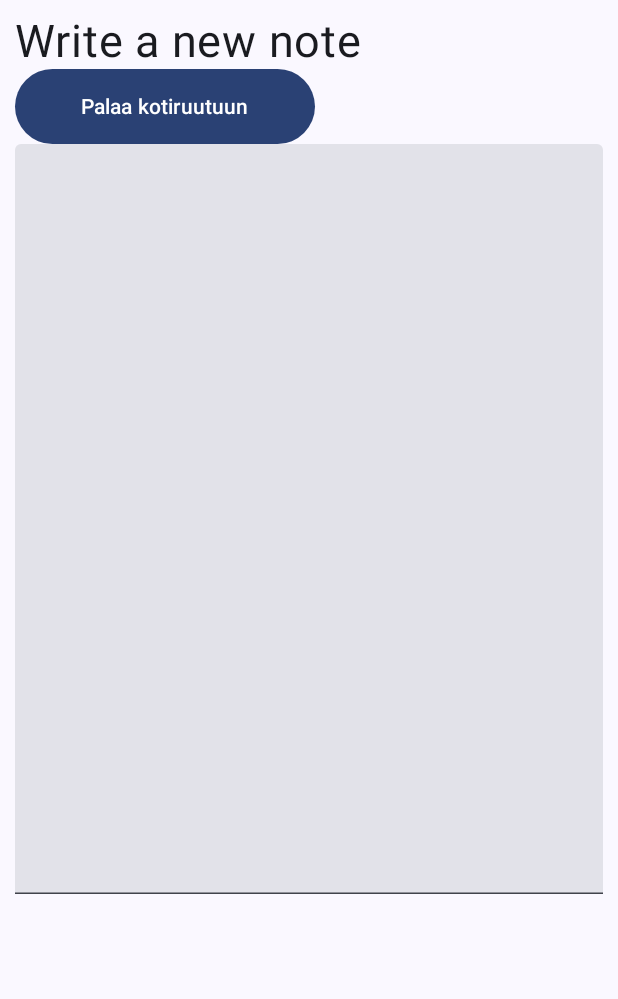
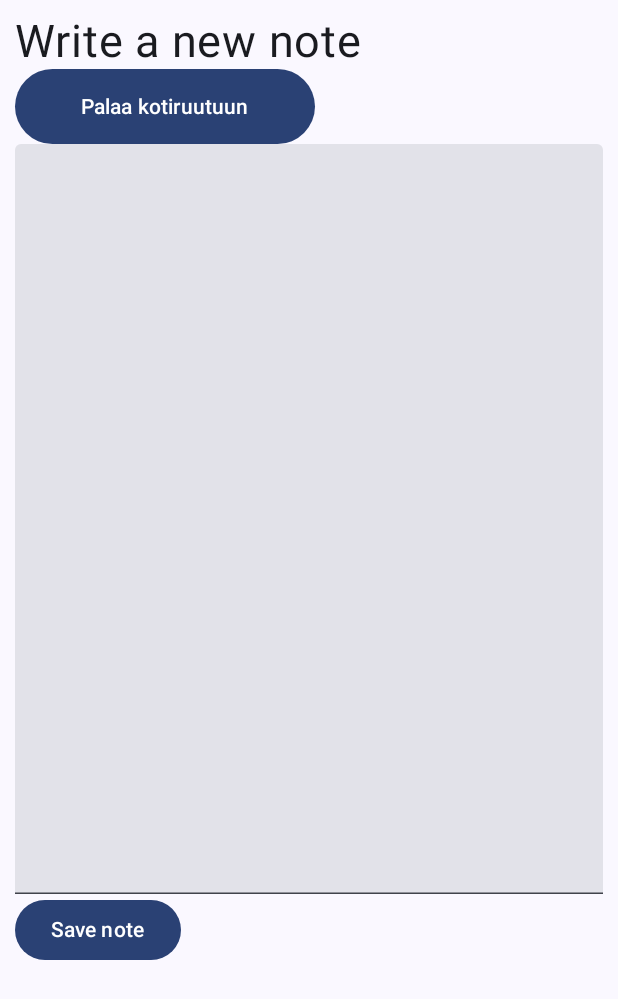
Before and after one commit to akseliahonpera/mobcomp25, an Android app built with Jetpack Compose: the screen it shows after launch (MainActivity), after a tap on "Write a note", on a phone screen of 412 x 824 dp. Shown: the top 999 px of the screen. Run offline under Robolectric (Android 15) with nearby library versions, the phone set to English and light mode, and no system bars; our stand-ins replace Room's generated code.

Commit message:
jotaki vitun jännää tapahtu

```diff
--- a/mobcomp25/app/src/main/java/com/example/mobcomp25/MainActivity.kt
+++ b/mobcomp25/app/src/main/java/com/example/mobcomp25/MainActivity.kt
@@ -10,18 +10,11 @@ import androidx.compose.material3.Text
 import androidx.compose.runtime.Composable
 import androidx.compose.ui.Modifier
 import androidx.compose.ui.tooling.preview.Preview
+import com.example.mobcomp25.data.DataBaseHost
 import com.example.mobcomp25.ui.screens.Home
 import com.example.mobcomp25.ui.screens.Navigation
 import com.example.mobcomp25.ui.theme.Mobcomp25Theme
-/*
-Requirements
-At least one custom image (1p)
-At least 2 different styles of text (1p)
-Scrolling and enough visual elements to need it (1p)
-At least one clickable element that creates a visible change (2p)
 
-
- */
 class MainActivity : ComponentActivity() {
     override fun onCreate(savedInstanceState: Bundle?) {
         super.onCreate(savedInstanceState)
@@ -32,7 +25,15 @@ class MainActivity : ComponentActivity() {
                     modifier = Modifier.fillMaxSize(),
                     color = MaterialTheme.colorScheme.background
                 ) {
-                    Navigation()
+                    if(this==null){
+                        System.out.println("contexti on nulli");
+                    }
+                    val db = DataBaseHost.getDataBase(this) // testi1
+                    if(db==null){
+                        System.out.println("db on nulli");
+                    }
+
+                    Navigation(db) //pass db as parameter
                 }
             }
         }
--- /dev/null
+++ b/mobcomp25/app/src/main/java/com/example/mobcomp25/data/AppDatabase.kt
@@ -0,0 +1,9 @@
+package com.example.mobcomp25.data
+
+import androidx.room.Database
+import androidx.room.RoomDatabase
+
+@Database(entities = [Note::class], version = 1)
+abstract class AppDatabase : RoomDatabase(){
+    abstract fun noteDao():NotesDao
+}
--- /dev/null
+++ b/mobcomp25/app/src/main/java/com/example/mobcomp25/data/DataBaseHost.kt
@@ -0,0 +1,37 @@
+package com.example.mobcomp25.data
+
+import android.content.Context
+import androidx.room.Room
+import kotlinx.coroutines.CoroutineScope
+import kotlinx.coroutines.Dispatchers
+import kotlinx.coroutines.InternalCoroutinesApi
+import kotlinx.coroutines.internal.synchronized
+import kotlinx.coroutines.internal.synchronizedImpl
+import kotlinx.coroutines.launch
+import kotlinx.coroutines.withContext
+
+object DataBaseHost {
+
+    private var dbInstance: AppDatabase? = null
+
+
+    @OptIn(InternalCoroutinesApi::class)
+    fun getDataBase(context: Context): AppDatabase {
+            if (dbInstance == null) {
+                System.out.println("iis datapase1");
+                synchronized(this) {
+                    dbInstance = Room.databaseBuilder(
+                        context,
+                        AppDatabase::class.java, "NoteDB"
+                    ).build()
+                    if(dbInstance==null){
+                        println("dbInstance oli nulli");
+                    }
+
+                }
+            }
+
+        System.out.println("iis datapase2");
+        return dbInstance!!
+    }
+}
--- a/mobcomp25/app/src/main/java/com/example/mobcomp25/data/Note.kt
+++ b/mobcomp25/app/src/main/java/com/example/mobcomp25/data/Note.kt
@@ -7,6 +7,6 @@ import androidx.room.PrimaryKey
 
 @Entity(tableName = "notes")
 data class Note(
-    @PrimaryKey val id: Int,
+    @PrimaryKey(autoGenerate = true) val id: Int = 0,
     @ColumnInfo(name = "note_contents") val noteContents: String?
 )
--- a/mobcomp25/app/src/main/java/com/example/mobcomp25/data/NotesDao.kt
+++ b/mobcomp25/app/src/main/java/com/example/mobcomp25/data/NotesDao.kt
@@ -1,10 +1,20 @@
 package com.example.mobcomp25.data
 
+import androidx.room.Dao
+import androidx.room.Delete
+import androidx.room.Insert
+import androidx.room.OnConflictStrategy
 import androidx.room.Query
+import kotlinx.coroutines.flow.Flow
 
+@Dao
 interface NotesDao {
     @Query("SELECT * FROM notes")
-    fun getAll(): List<Note>
+    fun getAll(): Flow<List<Note>> //päästään esittään nämä home ruudussa
 
-    @Query()
+    @Insert(onConflict = OnConflictStrategy.REPLACE)
+    suspend fun insertNote(note:Note)
+
+    @Delete
+    suspend fun delete(note:Note)
 }
--- /dev/null
+++ b/mobcomp25/app/src/main/java/com/example/mobcomp25/data/NotesRepository.kt
@@ -0,0 +1,11 @@
+package com.example.mobcomp25.data
+
+import kotlinx.coroutines.flow.Flow
+
+interface NotesRepository {
+    fun getAllNotesStream(): Flow<List<Note>> //suspend fun??????
+
+    suspend fun insertNote(note: Note)
+
+    suspend fun deleteNote(note:Note)
+}
--- /dev/null
+++ b/mobcomp25/app/src/main/java/com/example/mobcomp25/data/OfflineNotesRepository.kt
@@ -0,0 +1,12 @@
+package com.example.mobcomp25.data
+
+import kotlinx.coroutines.flow.Flow
+
+class OfflineNotesRepository(private val noteDao:NotesDao):NotesRepository {
+
+    override fun getAllNotesStream(): Flow<List<Note>> =noteDao.getAll()//suspend fun??????
+
+    override suspend fun insertNote(note: Note)=noteDao.insertNote(note)
+
+    override suspend fun deleteNote(note: Note) = noteDao.delete(note)
+}
--- a/mobcomp25/app/src/main/java/com/example/mobcomp25/ui/screens/Home.kt
+++ b/mobcomp25/app/src/main/java/com/example/mobcomp25/ui/screens/Home.kt
@@ -40,11 +40,12 @@ import androidx.compose.ui.unit.dp
 import androidx.compose.ui.unit.sp
 import androidx.navigation.NavController
 import com.example.mobcomp25.R
+import com.example.mobcomp25.data.AppDatabase
 import java.time.format.TextStyle
 
 
 @Composable
-fun Home(navController:NavController){
+fun Home(navController:NavController, db:AppDatabase){
 
 Column (
     horizontalAlignment = Alignment.CenterHorizontally,
@@ -83,72 +84,6 @@ Column (
             .background(color = Color.LightGray)
     ){
 
-        item{
-            Text(text = "Esine1")
-        }
-        item{
-            Text(text = "Esine1")
-        }
-        item {
-            Text(text = "Esine1")
-        }
-        item {
-            Text(text = "Esine1")
-        }
-        item {
-            Text(text = "Esine1")
-        }
-        item {
-            Text(text = "Esine1")
-        }
-        item {
-            Text(text = "Esine1")
-        }
-        item {
-            Text(text = "Esine1")
-        }
-        item {
-            Text(text = "Esine1")
-        }
-        item {
-            Text(text = "Esine1")
-        }
-        item {
-            Text(text = "Esine1")
-        }
-        item {
-            Text(text = "Esine1")
-        }
-        item {
-            Text(text = "Esine1")
-        }
-        item {
-            Text(text = "Esine1")
-        }
-        item {
-            Text(text = "Esine1")
-        }
-        item {
-            Text(text = "Esine1")
-        }
-        item {
-            Text(text = "Esine1")
-        }
-        item {
-            Text(text = "Esine1")
-        }
-        item {
-            Text(text = "Esine1")
-        }
-        item {
-            Text(text = "Esine1")
-        }
-        item {
-            Text(text = "Esine1")
-        }
-        item {
-            Text(text = "Esine1")
-        }
 
 
     }
--- a/mobcomp25/app/src/main/java/com/example/mobcomp25/ui/screens/Navigation.kt
+++ b/mobcomp25/app/src/main/java/com/example/mobcomp25/ui/screens/Navigation.kt
@@ -1,21 +1,41 @@
 package com.example.mobcomp25.ui.screens
 
+import android.content.Context
 import androidx.compose.runtime.Composable
 import androidx.navigation.compose.NavHost
 import androidx.navigation.compose.composable
 import androidx.navigation.compose.rememberNavController
+import com.example.mobcomp25.data.AppDatabase
+import com.example.mobcomp25.data.DataBaseHost
 
 
 @Composable
-fun  Navigation() {
+fun  Navigation(db: AppDatabase) {
     val navController = rememberNavController()
 
     NavHost(navController = navController, startDestination = "home"){
         composable("home") {
-            Home(navController)
+            Home(navController, db)
         }
         composable("newNote") {
-            NewNote(navController)
+            NewNote(navController, db)
         }
     }
 }
+
+
+/* Varmuuskopsu
+@Composable
+fun  Navigation(context: Context) {
+    val navController = rememberNavController()
+    val db = DataBaseHost.getDataBase(context)
+    NavHost(navController = navController, startDestination = "home"){
+        composable("home") {
+            Home(navController, db)
+        }
+        composable("newNote") {
+            NewNote(navController, db)
+        }
+    }
+}
+ */
--- a/mobcomp25/app/src/main/java/com/example/mobcomp25/ui/screens/NewNote.kt
+++ b/mobcomp25/app/src/main/java/com/example/mobcomp25/ui/screens/NewNote.kt
@@ -1,6 +1,5 @@
 package com.example.mobcomp25.ui.screens
 
-import androidx.compose.foundation.background
 import androidx.compose.foundation.layout.fillMaxWidth
 import androidx.compose.foundation.layout.height
 import androidx.compose.foundation.layout.padding
@@ -13,17 +12,24 @@ import androidx.compose.runtime.Composable
 import androidx.compose.runtime.getValue
 import androidx.compose.runtime.mutableStateOf
 import androidx.compose.runtime.remember
+import androidx.compose.runtime.rememberCoroutineScope
 import androidx.compose.runtime.setValue
 import androidx.compose.ui.Modifier
-import androidx.compose.ui.graphics.Color
 import androidx.compose.ui.unit.dp
 import androidx.compose.ui.unit.sp
 import androidx.navigation.NavController
+import com.example.mobcomp25.data.AppDatabase
+import com.example.mobcomp25.data.Note
+import kotlinx.coroutines.CoroutineScope
+import kotlinx.coroutines.coroutineScope
+import kotlinx.coroutines.launch
 
 @Composable
-fun  NewNote(navController:NavController){
+fun  NewNote(navController:NavController,db: AppDatabase){
 
     var noteString by remember { mutableStateOf("")}
+    val noteDao = db.noteDao()
+    val coroutineScope = rememberCoroutineScope() // shitgpt gave this advice
     LazyColumn(
         Modifier
             .padding(10.dp)
@@ -55,5 +61,20 @@ fun  NewNote(navController:NavController){
                     .fillMaxWidth()
                     .height(500.dp))
         }
+
+        item{
+
+            Button(onClick = {
+                coroutineScope.launch{
+                if(noteString.isNotBlank()){
+                    val newNote = Note(noteContents = noteString)
+                    noteDao.insertNote(newNote)
+                }
+            }}
+            )
+            {
+                Text(text = "Save note")
+            }
+        }
     }
 }
```
